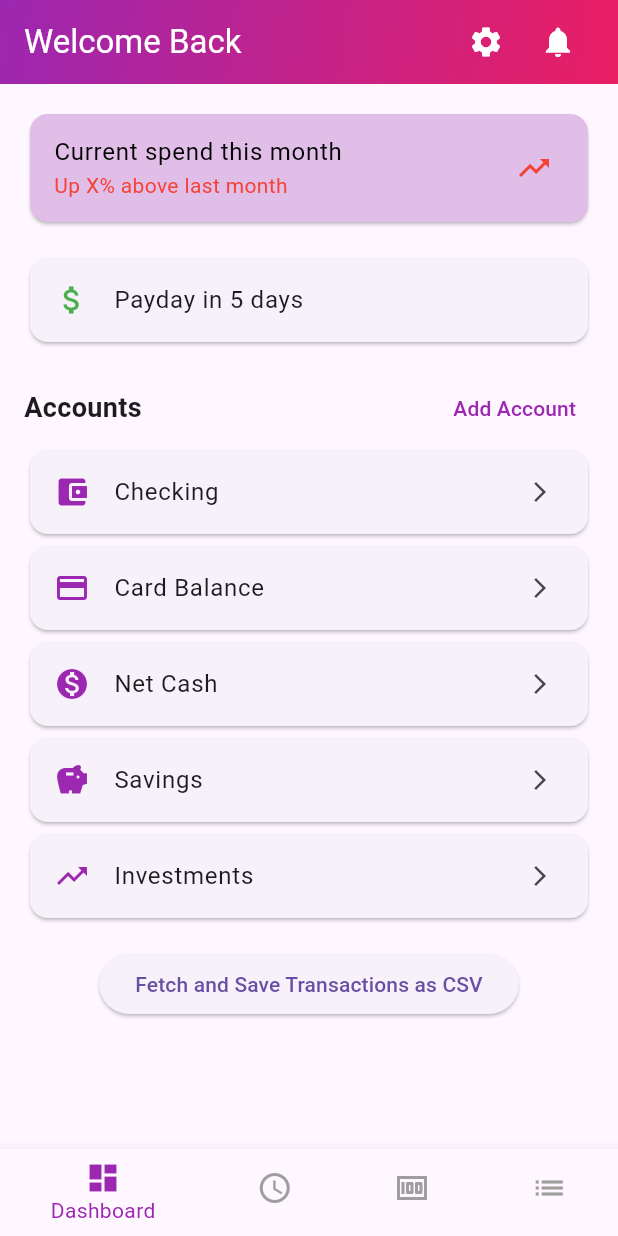
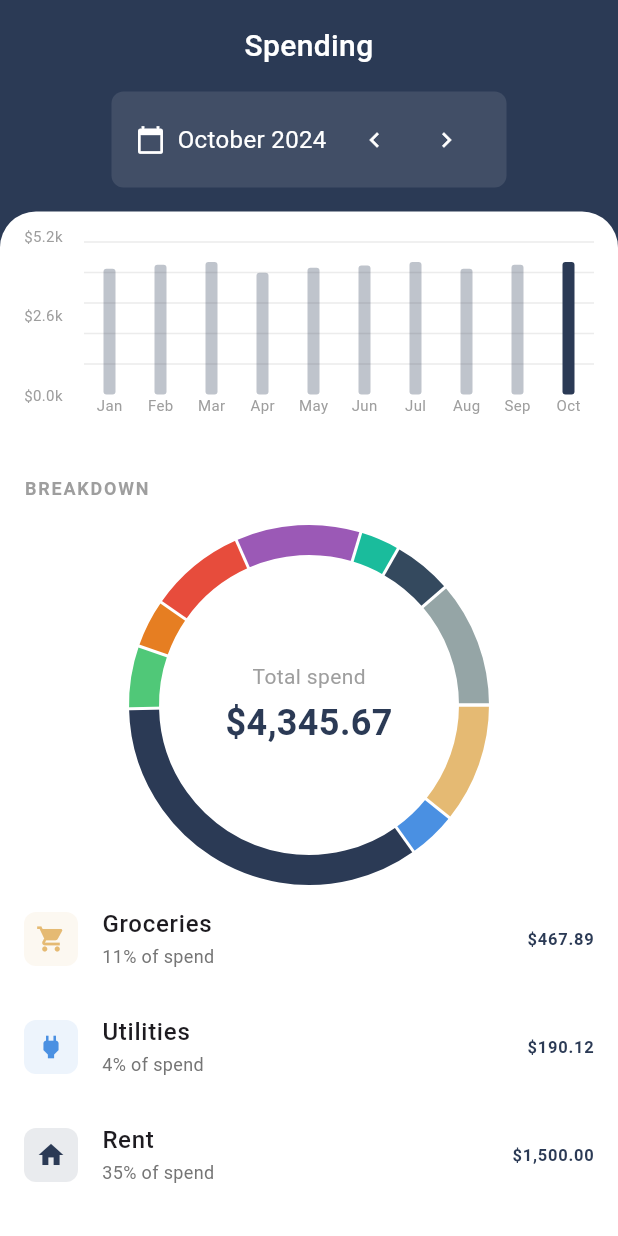
Before and after one commit to aaditaggarwal26/financeplaidapp, a Flutter app: the screen it shows after launch, on a phone screen of 412 x 824 dp. Run offline on Flutter 3.47's test engine with Material 3 defaults, Android fonts, the light colour scheme and no system bars; drawn by our look-alikes of fl_chart; our stand-ins replace csv, flutter_dotenv, open_file.

Commit message:
spending screen

```diff
--- a/lib/main.dart
+++ b/lib/main.dart
@@ -1,3 +1,4 @@
+import 'package:fbla_coding_programming_app/screens/spending_screen.dart';
 import 'package:flutter/material.dart';
 import 'package:flutter_dotenv/flutter_dotenv.dart';
 import 'package:path_provider/path_provider.dart';
@@ -25,7 +26,7 @@
     return MaterialApp(
       title: 'FBLA Finance App',
       theme: ThemeData(primarySwatch: Colors.purple),
-      home: DashboardScreen(),
+      home: const SpendingScreen(),
     );
   }
 }
--- /dev/null
+++ b/lib/models/monthly_spending.dart
@@ -0,0 +1,70 @@
+import 'package:intl/intl.dart';
+
+class MonthlySpending {
+  final DateTime date;
+  final double groceries;
+  final double utilities;
+  final double rent;
+  final double transportation;
+  final double entertainment;
+  final double diningOut;
+  final double shopping;
+  final double healthcare;
+  final double insurance;
+  final double miscellaneous;
+
+  MonthlySpending({
+    required this.date,
+    required this.groceries,
+    required this.utilities,
+    required this.rent,
+    required this.transportation,
+    required this.entertainment,
+    required this.diningOut,
+    required this.shopping,
+    required this.healthcare,
+    required this.insurance,
+    required this.miscellaneous,
+  });
+
+  double get totalSpent =>
+      groceries +
+      utilities +
+      rent +
+      transportation +
+      entertainment +
+      diningOut +
+      shopping +
+      healthcare +
+      insurance +
+      miscellaneous;
+
+  Map<String, double> get categoryBreakdown => {
+        'Groceries': groceries,
+        'Utilities': utilities,
+        'Rent': rent,
+        'Transportation': transportation,
+        'Entertainment': entertainment,
+        'Dining Out': diningOut,
+        'Shopping': shopping,
+        'Healthcare': healthcare,
+        'Insurance': insurance,
+        'Miscellaneous': miscellaneous,
+      };
+
+  static MonthlySpending fromCsv(List<dynamic> row) {
+    return MonthlySpending(
+      date: DateFormat('yyyy-MM').parse(row[0].toString()),
+      groceries: double.parse(row[1].toString()),
+      utilities: double.parse(row[2].toString()),
+      rent: double.parse(row[3].toString()),
+      transportation: double.parse(row[4].toString()),
+      entertainment: double.parse(row[5].toString()),
+      diningOut: double.parse(row[6].toString()),
+      shopping: double.parse(row[7].toString()),
+      healthcare: double.parse(row[8].toString()),
+      insurance: double.parse(row[9].toString()),
+      miscellaneous: double.parse(row[10].toString()),
+    );
+  }
+}
--- /dev/null
+++ b/lib/screens/spending_screen.dart
@@ -0,0 +1,352 @@
+import 'package:fbla_coding_programming_app/models/monthly_spending.dart';
+import 'package:fbla_coding_programming_app/services/data_service.dart';
+import 'package:flutter/material.dart';
+import 'package:fl_chart/fl_chart.dart';
+import 'package:intl/intl.dart';
+
+class SpendingScreen extends StatefulWidget {
+  const SpendingScreen({Key? key}) : super(key: key);
+
+  @override
+  State<SpendingScreen> createState() => _SpendingScreenState();
+}
+
+class _SpendingScreenState extends State<SpendingScreen> {
+  bool includeBills = true;
+  List<MonthlySpending> monthlySpending = [];
+  bool isLoading = true;
+  int selectedMonthIndex = 0;
+
+  @override
+  void initState() {
+    super.initState();
+    loadData();
+  }
+
+  Future<void> loadData() async {
+    final spendingService = DataService();
+    final spending = await spendingService.getMonthlySpending();
+    setState(() {
+      monthlySpending = spending;
+      selectedMonthIndex = spending.length - 1;
+      isLoading = false;
+    });
+  }
+
+  @override
+  Widget build(BuildContext context) {
+    if (isLoading) {
+      return const Scaffold(
+        body: Center(child: CircularProgressIndicator()),
+      );
+    }
+
+    final currentMonth = monthlySpending[selectedMonthIndex];
+    final breakdown = currentMonth.categoryBreakdown;
+    final totalSpend = currentMonth.totalSpent;
+
+    return Scaffold(
+      backgroundColor: const Color(0xFF2B3A55),
+      body: SafeArea(
+        child: Column(
+          children: [
+            const Padding(
+              padding: EdgeInsets.all(16.0),
+              child: Text(
+                'Spending',
+                style: TextStyle(
+                  color: Colors.white,
+                  fontSize: 20,
+                  fontWeight: FontWeight.w500,
+                ),
+                textAlign: TextAlign.center,
+              ),
+            ),
+            Padding(
+              padding: const EdgeInsets.symmetric(horizontal: 16.0),
+              child: Container(
+                padding:
+                    const EdgeInsets.symmetric(horizontal: 16.0, vertical: 8.0),
+                decoration: BoxDecoration(
+                  color: Colors.white.withOpacity(0.1),
+                  borderRadius: BorderRadius.circular(8),
+                ),
+                child: Row(
+                  mainAxisSize: MainAxisSize.min,
+                  children: [
+                    const Icon(Icons.calendar_today,
+                        color: Colors.white, size: 20),
+                    const SizedBox(width: 8),
+                    Text(
+                      DateFormat('MMMM yyyy').format(currentMonth.date),
+                      style: const TextStyle(
+                        color: Colors.white,
+                        fontSize: 16,
+                      ),
+                    ),
+                    const SizedBox(width: 8),
+                    IconButton(
+                      icon: const Icon(Icons.chevron_left,
+                          color: Colors.white, size: 20),
+                      padding: EdgeInsets.zero,
+                      constraints: const BoxConstraints(),
+                      onPressed: selectedMonthIndex > 0
+                          ? () => setState(() => selectedMonthIndex--)
+                          : null,
+                    ),
+                    IconButton(
+                      icon: const Icon(Icons.chevron_right,
+                          color: Colors.white, size: 20),
+                      padding: EdgeInsets.zero,
+                      constraints: const BoxConstraints(),
+                      onPressed: selectedMonthIndex < monthlySpending.length - 1
+                          ? () => setState(() => selectedMonthIndex++)
+                          : null,
+                    ),
+                  ],
+                ),
+              ),
+            ),
+            Expanded(
+              child: Container(
+                margin: const EdgeInsets.only(top: 16),
+                decoration: const BoxDecoration(
+                  color: Colors.white,
+                  borderRadius: BorderRadius.vertical(top: Radius.circular(24)),
+                ),
+                child: ListView(
+                  padding: EdgeInsets.zero,
+                  children: [
+                    Container(
+                      height: 160,
+                      padding: const EdgeInsets.all(16),
+                      child: BarChart(
+                        BarChartData(
+                          alignment: BarChartAlignment.spaceAround,
+                          maxY: monthlySpending
+                                  .map((s) => s.totalSpent)
+                                  .reduce((a, b) => a > b ? a : b) *
+                              1.2,
+                          barTouchData: BarTouchData(enabled: false),
+                          titlesData: FlTitlesData(
+                            leftTitles: AxisTitles(
+                              sideTitles: SideTitles(
+                                showTitles: true,
+                                reservedSize: 40,
+                                getTitlesWidget: (value, meta) {
+                                  return Text(
+                                    '\$${(value / 1000).toStringAsFixed(1)}k',
+                                    style: const TextStyle(
+                                      fontSize: 10,
+                                      color: Colors.grey,
+                                    ),
+                                  );
+                                },
+                              ),
+                            ),
+                            bottomTitles: AxisTitles(
+                              sideTitles: SideTitles(
+                                showTitles: true,
+                                getTitlesWidget: (value, meta) {
+                                  if (value.toInt() >= monthlySpending.length) {
+                                    return const SizedBox.shrink();
+                                  }
+                                  return Text(
+                                    DateFormat('MMM').format(
+                                        monthlySpending[value.toInt()].date),
+                                    style: const TextStyle(
+                                      fontSize: 10,
+                                      color: Colors.grey,
+                                    ),
+                                  );
+                                },
+                              ),
+                            ),
+                            rightTitles: const AxisTitles(),
+                            topTitles: const AxisTitles(),
+                          ),
+                          borderData: FlBorderData(show: false),
+                          gridData: FlGridData(
+                            show: true,
+                            drawVerticalLine: false,
+                            horizontalInterval: 1000,
+                            getDrawingHorizontalLine: (value) {
+                              return FlLine(
+                                color: Colors.grey.withOpacity(0.2),
+                                strokeWidth: 1,
+                              );
+                            },
+                          ),
+                          barGroups:
+                              monthlySpending.asMap().entries.map((entry) {
+                            return BarChartGroupData(
+                              x: entry.key,
+                              barRods: [
+                                BarChartRodData(
+                                  toY: entry.value.totalSpent,
+                                  color: entry.key == selectedMonthIndex
+                                      ? const Color(0xFF2B3A55)
+                                      : const Color(0xFF2B3A55)
+                                          .withOpacity(0.3),
+                                  width: 8,
+                                  borderRadius: BorderRadius.circular(2),
+                                ),
+                              ],
+                            );
+                          }).toList(),
+                        ),
+                      ),
+                    ),
+                    Padding(
+                      padding: const EdgeInsets.all(16.0),
+                      child: Column(
+                        crossAxisAlignment: CrossAxisAlignment.start,
+                        children: [
+                          const Row(
+                            mainAxisAlignment: MainAxisAlignment.spaceBetween,
+                            children: [
+                              Text(
+                                'BREAKDOWN',
+                                style: TextStyle(
+                                  fontSize: 12,
+                                  fontWeight: FontWeight.bold,
+                                  color: Colors.grey,
+                                  letterSpacing: 1.2,
+                                ),
+                              ),
+                            ],
+                          ),
+                          const SizedBox(height: 16),
+                          SizedBox(
+                            height: 240,
+                            child: Stack(
+                              alignment: Alignment.center,
+                              children: [
+                                PieChart(
+                                  PieChartData(
+                                    sections: breakdown.entries
+                                        .map((e) => PieChartSectionData(
+                                              value: e.value,
+                                              color: _getCategoryColor(e.key),
+                                              radius: 20,
+                                              showTitle: false,
+                                            ))
+                                        .toList(),
+                                    sectionsSpace: 2,
+                                    centerSpaceRadius: 100,
+                                  ),
+                                ),
+                                Column(
+                                  mainAxisAlignment: MainAxisAlignment.center,
+                                  children: [
+                                    const Text(
+                                      'Total spend',
+                                      style: TextStyle(
+                                        color: Colors.grey,
+                                        fontSize: 14,
+                                      ),
+                                    ),
+                                    const SizedBox(height: 4),
+                                    Text(
+                                      NumberFormat.currency(symbol: '\$')
+                                          .format(totalSpend),
+                                      style: const TextStyle(
+                                        fontSize: 24,
+                                        fontWeight: FontWeight.bold,
+                                        color: Color(0xFF2B3A55),
+                                      ),
+                                    ),
+                                  ],
+                                ),
+                              ],
+                            ),
+                          ),
+                          ...breakdown.entries
+                              .where((e) => !includeBills
+                                  ? !['Utilities', 'Rent', 'Insurance']
+                                      .contains(e.key)
+                                  : true)
+                              .map(
+                                (entry) => ListTile(
+                                  contentPadding: EdgeInsets.zero,
+                                  leading: Container(
+                                    padding: const EdgeInsets.all(8),
+                                    decoration: BoxDecoration(
+                                      color: _getCategoryColor(entry.key)
+                                          .withOpacity(0.1),
+                                      borderRadius: BorderRadius.circular(8),
+                                    ),
+                                    child: Icon(
+                                      _getCategoryIcon(entry.key),
+                                      color: _getCategoryColor(entry.key),
+                                      size: 20,
+                                    ),
+                                  ),
+                                  title: Text(
+                                    entry.key,
+                                    style: const TextStyle(
+                                      fontWeight: FontWeight.w500,
+                                    ),
+                                  ),
+                                  subtitle: Text(
+                                    '${(entry.value / totalSpend * 100).toStringAsFixed(0)}% of spend',
+                                    style: TextStyle(
+                                      color: Colors.grey[600],
+                                      fontSize: 12,
+                                    ),
+                                  ),
+                                  trailing: Text(
+                                    NumberFormat.currency(symbol: '\$')
+                                        .format(entry.value),
+                                    style: const TextStyle(
+                                      fontWeight: FontWeight.bold,
+                                      color: Color(0xFF2B3A55),
+                                    ),
+                                  ),
+                                ),
+                              ),
+                        ],
+                      ),
+                    ),
+                  ],
+                ),
+              ),
+            ),
+          ],
+        ),
+      ),
+    );
+  }
+
+  Color _getCategoryColor(String category) {
+    final colors = {
+      'Groceries': const Color(0xFFE5BA73),
+      'Utilities': const Color(0xFF4A90E2),
+      'Rent': const Color(0xFF2B3A55),
+      'Transportation': const Color(0xFF50C878),
+      'Entertainment': const Color(0xFFE67E22),
+      'Dining Out': const Color(0xFFE74C3C),
+      'Shopping': const Color(0xFF9B59B6),
+      'Healthcare': const Color(0xFF1ABC9C),
+      'Insurance': const Color(0xFF34495E),
+      'Miscellaneous': const Color(0xFF95A5A6),
+    };
+    return colors[category] ?? Colors.grey;
+  }
+
+  IconData _getCategoryIcon(String category) {
+    final icons = {
+      'Groceries': Icons.shopping_cart,
+      'Utilities': Icons.power,
+      'Rent': Icons.home,
+      'Transportation': Icons.directions_car,
+      'Entertainment': Icons.sports_esports,
+      'Dining Out': Icons.restaurant,
+      'Shopping': Icons.shopping_bag,
+      'Healthcare': Icons.local_hospital,
+      'Insurance': Icons.security,
+      'Miscellaneous': Icons.more_horiz,
+    };
+    return icons[category] ?? Icons.category;
+  }
+}
--- a/lib/services/data_service.dart
+++ b/lib/services/data_service.dart
@@ -1,8 +1,10 @@
 import 'package:csv/csv.dart';
 import 'package:fbla_coding_programming_app/models/account_balance.dart';
+import 'package:fbla_coding_programming_app/models/monthly_spending.dart';
 import 'package:fbla_coding_programming_app/models/transaction.dart';
 import 'package:fbla_coding_programming_app/models/credit_card.dart';
 import 'package:flutter/services.dart';
+import 'package:intl/intl.dart';
 
 class DataService {
   Future<List<AccountBalance>> getAccountBalances() async {
@@ -107,4 +109,94 @@ class DataService {
 
     return cards;
   }
+
+  Future<List<MonthlySpending>> getMonthlySpending() async {
+    try {
+      final String data = await rootBundle
+          .loadString('assets/data/monthly_spending_categories.csv');
+
+      // Add debug print to see raw data
+      print('Raw CSV data:');
+      print(data);
+
+      // Convert using more explicit parameters
+      List<List<dynamic>> csvTable = const CsvToListConverter().convert(
+        data,
+        eol: '\n',
+        fieldDelimiter: ',',
+        shouldParseNumbers: false, // Prevent automatic number parsing
+      );
+
+      // Debug print the parsed table
+      print('Parsed CSV table length: ${csvTable.length}');
+      if (csvTable.isNotEmpty) {
+        print('Headers: ${csvTable[0]}');
+      }
+
+      List<MonthlySpending> monthlySpending = [];
+
+      // Validate CSV structure
+      if (csvTable.isEmpty) {
+        print('Error: CSV table is empty');
+        return [];
+      }
+
+      if (csvTable[0].length != 11) {
+        // Month + 10 categories
+        print(
+            'Error: Invalid number of columns. Expected 11, got ${csvTable[0].length}');
+        return [];
+      }
+
+      // Process data rows
+      for (var i = 1; i < csvTable.length; i++) {
+        try {
+          var row = csvTable[i];
+          // Validate row length
+          if (row.length != 11) {
+            print(
+                'Error: Invalid row length at row $i. Expected 11, got ${row.length}');
+            continue;
+          }
+
+          // Print raw row data for debugging
+          print('Processing row $i: $row');
+
+          // Create MonthlySpending object with explicit error handling
+          monthlySpending.add(MonthlySpending(
+            date: DateFormat('yyyy-MM').parse(row[0].toString().trim()),
+            groceries: _parseDouble(row[1].toString().trim()),
+            utilities: _parseDouble(row[2].toString().trim()),
+            rent: _parseDouble(row[3].toString().trim()),
+            transportation: _parseDouble(row[4].toString().trim()),
+            entertainment: _parseDouble(row[5].toString().trim()),
+            diningOut: _parseDouble(row[6].toString().trim()),
+            shopping: _parseDouble(row[7].toString().trim()),
+            healthcare: _parseDouble(row[8].toString().trim()),
+            insurance: _parseDouble(row[9].toString().trim()),
+            miscellaneous: _parseDouble(row[10].toString().trim()),
+          ));
+        } catch (e) {
+          print('Error parsing row $i: $e');
+          continue;
+        }
+      }
+
+      print(
+          'Successfully parsed ${monthlySpending.length} monthly spending records');
+      return monthlySpending;
+    } catch (e) {
+      print('Error loading monthly spending: $e');
+      return [];
+    }
+  }
+
+  double _parseDouble(String value) {
+    try {
+      return double.parse(value);
+    } catch (e) {
+      print('Error parsing double value "$value": $e');
+      return 0.0;
+    }
+  }
 }
```
Also changed, not shown: pubspec.yaml (+7 -3 lines), pubspec.lock, 3 other files.
